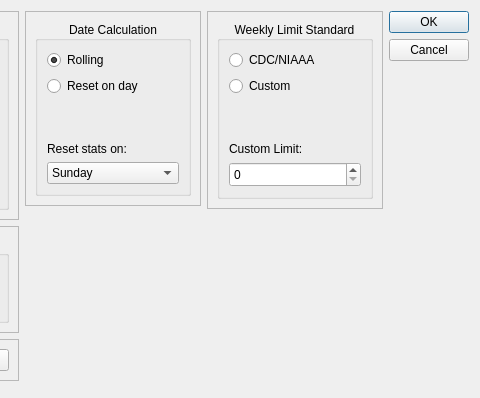
Before: the Qt Designer form src/user_settings.ui in minorsecond/BuzzBot, drawn with Qt 5; both pictures show x 350 to 830 and y 0 to 398 of the 830 by 398 pixel window.
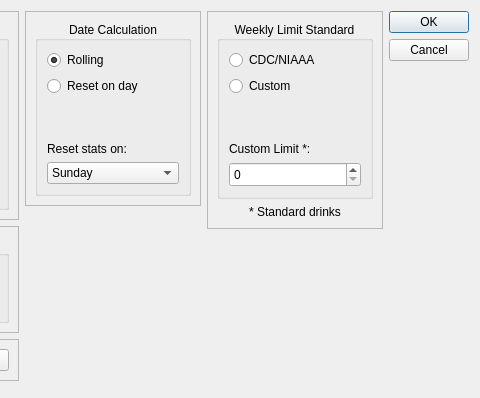
After: the same form once the commit is applied.

Commit message: Makae std. drinks explicit in limit setting

What changed in the file:
```diff
--- a/src/user_settings.ui
+++ b/src/user_settings.ui
@@ -334,13 +334,23 @@
              <item row="7" column="0">
               <widget class="QLabel" name="customLimitLabel">
                <property name="text">
-                <string>Custom Limit:</string>
+                <string>Custom Limit *:</string>
                </property>
               </widget>
              </item>
             </layout>
            </widget>
           </item>
+          <item row="1" column="0">
+           <widget class="QLabel" name="label">
+            <property name="text">
+             <string>* Standard drinks</string>
+            </property>
+            <property name="alignment">
+             <set>Qt::AlignCenter</set>
+            </property>
+           </widget>
+          </item>
          </layout>
         </widget>
        </item>
```
The commit also changes 1 other file.
